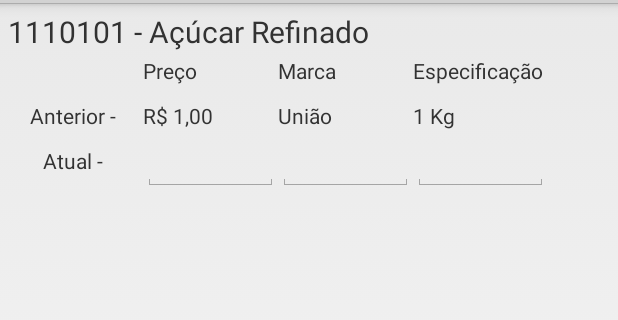
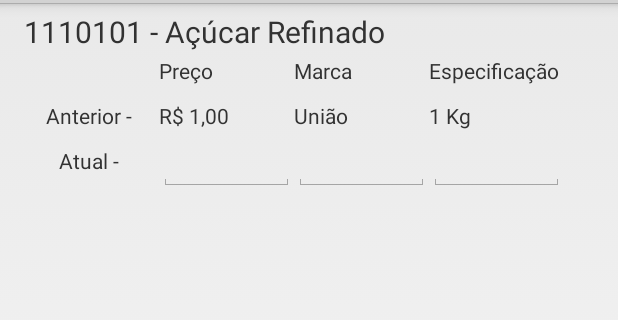
Before and after one commit to diegoheusser/balboa, an Android app: the layout row_search.xml on its own in the app's theme, with its tools: preview values and no code run, on a phone screen of 412 x 824 dp, the part 69-389 px from its top. Run offline under Robolectric (Android 15) with nearby library versions, the phone set to English and light mode, and no system bars.

```diff
--- a/cvfm/app/src/main/java/br/udesc/ceavi/cvfm/adapter/SearchAdapter.java
+++ b/cvfm/app/src/main/java/br/udesc/ceavi/cvfm/adapter/SearchAdapter.java
@@ -58,6 +58,8 @@ public class SearchAdapter extends BaseAdapter {
         textViewOldPrice.setText("R$ "+values.get(position).getOldPrice());
         textViewOldBrand.setText(values.get(position).getOldBrand());
         textViewOldSpecification.setText(values.get(position).getOldSpecification());
+
         return view;
     }
+
 }
--- a/cvfm/app/src/main/res/layout/row_search.xml
+++ b/cvfm/app/src/main/res/layout/row_search.xml
@@ -3,16 +3,17 @@
     android:layout_width="match_parent"
     android:layout_height="match_parent"
     android:orientation="vertical"
+    android:gravity="center_horizontal"
     android:padding="5sp">
 
     <TextView
         android:id="@+id/list_activity_search_text_view_item"
         android:text="1110101 - Açúcar Refinado"
         android:textSize="20sp"
-        android:layout_width="match_parent"
+        android:layout_width="380dp"
         android:layout_height="30dp" />
     <LinearLayout
-        android:layout_width="match_parent"
+        android:layout_width="380dp"
         android:layout_height="wrap_content"
         android:orientation="horizontal">
         <LinearLayout
```
Also changed, not shown: cvfm/app/src/main/java/br/udesc/ceavi/cvfm/ControlActivity.java (+14 -0 lines), cvfm/app/src/main/res/layout/control_activity.xml (+9 -6 lines), 1 other file.
